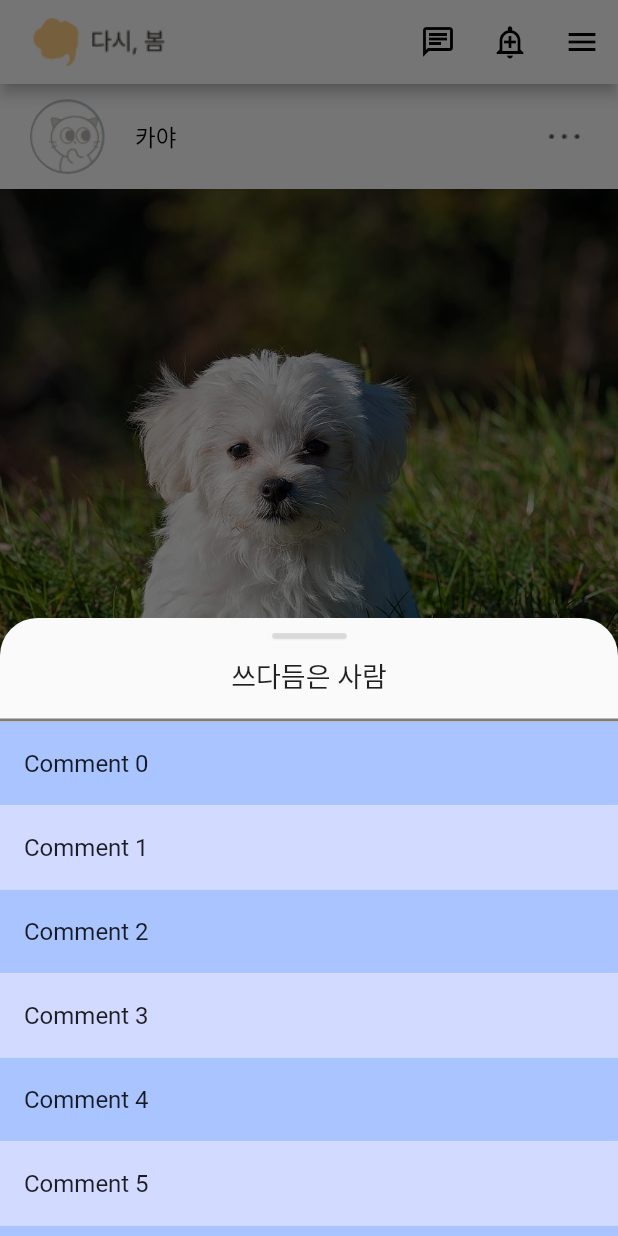
After one commit to dasi-bom/dasi-bom-client, a Flutter app: the Seeing screen opened directly, after a tap on "123번 쓰다듬받았어요!", on a phone screen of 412 x 824 dp. The commit adds this screen. Run offline on Flutter 3.47's test engine with Material 2 defaults, Android fonts, the phone set to English and light mode, and no system bars; drawn by our look-alikes of carousel_slider, expandable_text, like_button; our stand-ins replace chips_choice, confetti, dio, dotted_border, flutter_dotenv, flutter_secure_storage and 7 more; missing offline and left inert: dart:ffi, flutter_naver_login, flutter_web_auth, kakao_flutter_sdk, remedi_kopo; accounts and stored records are empty.

Commit message:
#28 feat: 일기보기 레이아웃 구현

```diff
--- /dev/null
+++ b/lib/SeeingPage.dart
@@ -0,0 +1,555 @@
+import 'dart:io';
+import 'package:carousel_slider/carousel_slider.dart';
+import 'package:dio/dio.dart';
+import 'package:expandable_text/expandable_text.dart';
+import 'package:flutter/cupertino.dart';
+import 'package:flutter/foundation.dart';
+import 'package:flutter/material.dart';
+import 'package:flutter/services.dart';
+import 'package:like_button/like_button.dart';
+import 'package:smooth_page_indicator/smooth_page_indicator.dart';
+
+class Seeing extends StatefulWidget {
+  // 서버에서 정보 받아올 때 변수 선언
+  // final String userImage;
+  // final String userName;
+  // final List<String> images;
+  // final int countLikes; // 좋아요 수
+  // final int countComment; //댓글 수
+  // const Feed(
+  //     {super.key,
+  //       required this.userImage,
+  //       required this.userName,
+  //       required this.images,
+  //       required this.countLikes,
+  //       required this.countComment});
+
+  const Seeing({Key? key}) : super(key: key);
+
+  @override
+  State<Seeing> createState() => _SeeingState();
+}
+
+class _SeeingState extends State<Seeing> {
+  // 일기 이미지 인덱스
+  int _current = 0;
+
+  final GlobalKey commentsHeaderKey = GlobalKey();
+  double commentsHeaderHeight = 0;
+
+  @override
+  void initState() {
+    super.initState();
+
+    WidgetsBinding.instance.addPostFrameCallback((_) {
+      // Sets initial size of comments bottom sheet. Thanks to it users always see just a header of the bottom sheet at the beginning.
+      final double currentCommentsHeaderHeight =
+          commentsHeaderKey.currentContext?.size?.height ?? 0;
+      if (currentCommentsHeaderHeight != commentsHeaderHeight) {
+        setState(() {
+          commentsHeaderHeight = currentCommentsHeaderHeight;
+        });
+      }
+    });
+  }
+
+  @override
+  Widget build(BuildContext context) {
+    final GlobalKey<ScaffoldState> scaffoldKey = GlobalKey<ScaffoldState>();
+
+    return SafeArea(
+      key: scaffoldKey,
+      child: Scaffold(
+        // 상단 앱 바
+        appBar: AppBar(
+          backgroundColor: Colors.white,
+          title: Image.asset('assets/ic_barlogo.png', width: 100, height: 100),
+          automaticallyImplyLeading: false, // appbar 뒤로가기 버튼 숨김
+          actions: <Widget>[
+            // actions 프로퍼티에는 어떠한 위젯도 리스트로 배치 가능
+            IconButton(
+              // 채팅 버튼
+              onPressed: () {},
+              icon: Icon(Icons.chat_outlined),
+              color: Colors.black,
+            ),
+            IconButton(
+              // 알림 버튼
+              onPressed: () {},
+              icon: Icon(Icons.add_alert_outlined),
+              color: Colors.black,
+            ),
+            IconButton(
+              // 햄버거 메뉴 버튼
+              onPressed: () {
+                scaffoldKey.currentState?.openEndDrawer();
+              },
+              icon: Icon(Icons.menu),
+              color: Colors.black,
+            ),
+          ],
+        ),
+        backgroundColor: Colors.white,
+        // 하단 내비게이션 바
+        bottomNavigationBar: BottomNavigationBar(
+          backgroundColor: Colors.white,
+          selectedItemColor: Colors.orangeAccent,
+          unselectedItemColor: Colors.black,
+          onTap: (index) {
+            setState(() {});
+          },
+          // 선택된 인덱스
+          items: <BottomNavigationBarItem>[
+            BottomNavigationBarItem(
+              // 하단 탭 아이템리스트 선언
+              label: '',
+              icon: Icon(Icons.home_outlined),
+            ),
+            BottomNavigationBarItem(
+              label: '',
+              icon: Icon(Icons.border_color_outlined),
+            ),
+            BottomNavigationBarItem(
+              label: '',
+              icon: Icon(Icons.people_outline),
+            ),
+            BottomNavigationBarItem(
+              label: '',
+              icon: Icon(Icons.account_circle_outlined),
+            ),
+          ],
+        ),
+        body: SingleChildScrollView(
+          child: Column(
+            children: [
+              _header(), // 사용자 정보
+              _images(), // 일기 사진
+              _comment(), // 일기 내용
+              _options(), // 댓글, 쓰다듬기, 공유하기
+            ],
+          ),
+        ),
+      ),
+    );
+  }
+
+  Widget _header() {
+    return Row(
+      mainAxisAlignment: MainAxisAlignment.spaceBetween,
+      children: [
+        //두개의 위젯을 서로 붙이려면 Row 내부에서 Row로 묶으면 됨.
+        Row(
+          mainAxisAlignment: MainAxisAlignment.spaceBetween,
+          children: [
+            // 프로필 사진
+            Padding(
+              padding: const EdgeInsets.symmetric(horizontal: 20, vertical: 10),
+              child: CircleAvatar(
+                radius: 25,
+                backgroundImage: AssetImage('assets/user1.png'),
+              ),
+            ),
+            // 프로필 이름
+            Padding(
+              padding: const EdgeInsets.all(0),
+              child: Text(
+                '카야',
+                style: const TextStyle(
+                    color: Colors.black,
+                    fontSize: 15,
+                    fontWeight: FontWeight.w500),
+              ),
+            )
+          ],
+        ),
+        // 더보기 버튼
+        Padding(
+          padding: const EdgeInsets.symmetric(horizontal: 20),
+          child: GestureDetector(
+            child: Image.asset('assets/ic_more.png'),
+            onTap: () {
+              _moreBottomSheet();
+            },
+          ),
+        ),
+      ],
+    );
+  }
+
+  Widget _images() {
+    return CarouselSlider.builder(
+      //이미지 갯수
+        itemCount: 1,
+        //   itemCount: widget.images.length,
+        //이미지 빌더
+        itemBuilder: (context, index, realIndex) {
+          return Container(
+            color: Colors.black,
+            width: 500,
+            height: 500,
+            child: Image.asset(
+              'assets/dog.jpg',
+              fit: BoxFit.cover,
+            ),
+            // child: CachedNetworkImage(
+            //   //인덱스에 해당하는 이미지 로드
+            //   imageUrl: widget.images[index],
+            //   fit: BoxFit.cover,
+            // ),
+          );
+        },
+        // carousel_slider 옵션 정의
+        options: CarouselOptions(
+          //무한대로 스크롤 되는 지
+          enableInfiniteScroll: true,
+          //가로세로 비율 정의
+          aspectRatio: 1,
+          //Fraction 비율 정의
+          viewportFraction: 1,
+          onPageChanged: (index, reason) {
+            setState(() {
+              //인덱스 갱신
+              _current = index;
+            });
+          },
+        ));
+  }
+
+  Widget _comment() {
+    return Padding(
+      padding: const EdgeInsets.symmetric(horizontal: 10),
+      child: Column(
+        crossAxisAlignment: CrossAxisAlignment.stretch,
+        children: [
+          // 쓰다듬기 count
+          GestureDetector(
+            child: const Padding(
+              padding: EdgeInsets.all(10),
+              child: Text(
+                '123번 쓰다듬받았어요!',
+                // '좋아요 ${widget.countLikes}개',
+                style: TextStyle(fontWeight: FontWeight.bold),
+              ),
+            ),
+            onTap: () {
+              _likeBottomSheet();
+            },
+          ),
+          // 본문 내용
+          const Padding(
+            padding: EdgeInsets.symmetric(horizontal: 10),
+            child: ExpandableText(
+              // 피드 내용
+              '카야랑 오늘은 한강을 따라 산책을 갔다.\n흙냄새가 좋은지..마구 달리던 카야\n너무 귀여웠다.\n오늘의 산책 완료!',
+              expandText: '더보기', //더보기 글자
+              linkColor: Colors.grey, //더보기 글자 색 지정
+              prefixText: '글린다', // 작성자의 이름
+              // 작성자의 이름 스타일
+              prefixStyle: TextStyle(fontSize: 13, fontWeight: FontWeight.bold),
+            ),
+          ),
+          // 챌린지 주제
+          const Padding(
+            padding: EdgeInsets.symmetric(horizontal: 10, vertical: 15),
+            child: Text(
+              '[챌린지] 날도 좋은데, 기분 좋은 산책 일기',
+              style: TextStyle(color: Colors.grey),
+            ),
+          ),
+        ],
+      ),
+    );
+  }
+
+  Widget _options() {
+    const int numberOfLikes = 0;
+
+    return Row(
+      mainAxisAlignment: MainAxisAlignment.spaceBetween,
+      children: [
+        Row(
+          children: [
+            // 쓰다듬기
+            Padding(
+              padding: const EdgeInsets.only(left: 25, right: 10),
+              child: GestureDetector(
+                child: LikeButton(
+                  size: 33,
+                  animationDuration: Duration(milliseconds: 1000),
+                  likeCount: numberOfLikes,
+                  countPostion: CountPostion.right,
+                  likeBuilder: (isTapped) {
+                    return Image.asset('assets/ic_like.png',
+                        color: isTapped ? Colors.red : Colors.black);
+                  },
+                ),
+              ),
+            ),
+            // 댓글
+            Padding(
+              padding: const EdgeInsets.only(left: 10, right: 10),
+              child: GestureDetector(
+                child: Image.asset('assets/ic_comment.png'),
+                onTap: () {
+                  _commentBottomSheet();
+                },
+              ),
+            ),
+            const Text(
+              '(10)',
+            ),
+          ],
+        ),
+        Row(
+          children: [
+            // 공유하기
+            Padding(
+              padding: const EdgeInsets.symmetric(horizontal: 20, vertical: 10),
+              child: GestureDetector(
+                child: Image.asset('assets/ic_share.png'),
+              ),
+            ),
+          ],
+        ),
+      ],
+    );
+  }
+
+  // 더보기 버튼 확장 메뉴
+  _moreBottomSheet() {
+    return showModalBottomSheet(
+      context: context,
+      shape: const RoundedRectangleBorder(
+        borderRadius: BorderRadius.vertical(
+          top: Radius.circular(20),
+        ),
+      ),
+      builder: (context) {
+        return Column(
+          mainAxisSize: MainAxisSize.min,
+          children: [
+            const SizedBox(
+              height: 20,
+            ),
+            SizedBox(
+              height: 50,
+              width: 350,
+              child: OutlinedButton(
+                style: ButtonStyle(
+                    side: MaterialStateProperty.all(const BorderSide(
+                        color: Colors.black,
+                        width: 1,
+                        style: BorderStyle.solid))),
+                onPressed: () => {},
+                child: Image.asset('assets/ic_edit.png'),
+              ),
+            ),
+            const SizedBox(
+              height: 10,
+            ),
+            SizedBox(
+              height: 50,
+              width: 350,
+              child: OutlinedButton(
+                style: ButtonStyle(
+                    side: MaterialStateProperty.all(const BorderSide(
+                        color: Colors.black,
+                        width: 1,
+                        style: BorderStyle.solid))),
+                onPressed: () => {},
+                child: Image.asset('assets/ic_delete.png'),
+              ),
+            ),
+            const SizedBox(
+              height: 20,
+            ),
+          ],
+        );
+      },
+    );
+  }
+
+  // 쓰다듬기 bottomsheet
+  _likeBottomSheet() {
+    return showModalBottomSheet<dynamic>(
+      isScrollControlled: true,
+      context: context,
+      shape: const RoundedRectangleBorder(
+        borderRadius: BorderRadius.vertical(
+          top: Radius.circular(25),
+        ),
+      ),
+      builder: (context) {
+        return DraggableScrollableSheet(
+          expand: false,
+          initialChildSize: 0.5,
+          minChildSize: 0.1,
+          maxChildSize: 0.9,
+          builder: (context, scrollController) {
+            return Column(
+              mainAxisAlignment: MainAxisAlignment.start,
+              children: [
+                _LikesHeader(
+                    key: commentsHeaderKey, scrollController: scrollController),
+                Expanded(
+                  child: ListView.builder(
+                    padding: EdgeInsets.zero,
+                    itemCount: 30,
+                    itemBuilder: (context, index) => Container(
+                      color: index % 2 == 0
+                          ? const Color(0xffAAC4FF)
+                          : const Color(0xffD2DAFF),
+                      child: ListTile(title: Text('Comment $index')),
+                    ),
+                  ),
+                )
+              ],
+            );
+          },
+        );
+      },
+    );
+  }
+
+  // 댓글 bottomsheet
+  _commentBottomSheet() {
+    return showModalBottomSheet<dynamic>(
+      isScrollControlled: true,
+      context: context,
+      shape: const RoundedRectangleBorder(
+        borderRadius: BorderRadius.vertical(
+          top: Radius.circular(25),
+        ),
+      ),
+      builder: (context) {
+        return DraggableScrollableSheet(
+          expand: false,
+          initialChildSize: 0.5,
+          minChildSize: 0.5,
+          maxChildSize: 0.9,
+          builder: (context, scrollController) {
+            return Column(
+              mainAxisAlignment: MainAxisAlignment.start,
+              children: [
+                _CommentsHeader(
+                    key: commentsHeaderKey, scrollController: scrollController),
+                Expanded(
+                  child: ListView.builder(
+                    padding: EdgeInsets.zero,
+                    itemCount: 30,
+                    itemBuilder: (context, index) => Container(
+                      color: index % 2 == 0
+                          ? const Color(0xffAAC4FF)
+                          : const Color(0xffD2DAFF),
+                      child: ListTile(title: Text('Comment $index')),
+                    ),
+                  ),
+                ),
+                // 댓글 달기 영역
+                Row(
+                  children: [
+                    const Padding(
+                      padding:
+                      EdgeInsets.symmetric(horizontal: 10, vertical: 15),
+                      child: CircleAvatar(
+                        radius: 15,
+                        backgroundImage: AssetImage('assets/user2.png'),
+                      ),
+                      // child: ImageAvatar(
+                      //   url:
+                      //   'https://encrypted-tbn0.gstatic.com/images?q=tbn:ANd9GcTnnnObTCNg1QJoEd9Krwl3kSUnPYTZrxb5Ig&usqp=CAU',
+                      //   type: AvatarType.BASIC,
+                      // ),
+                    ),
+                    SizedBox(
+                      width: MediaQuery.of(context).size.width / 1.4,
+                      child: GestureDetector(
+                        // onTap: showCommentModal,
+                        child: const Text(
+                          '댓글 달기...',
+                          style: TextStyle(color: Colors.grey),
+                        ),
+                      ),
+                    ),
+                    IconButton(
+                      // 알림 버튼
+                      onPressed: () {},
+                      icon: Icon(Icons.arrow_upward),
+                      color: Colors.black,
+                    ),
+                  ],
+                ),
+              ],
+            );
+          },
+        );
+      },
+    );
+  }
+}
+
+// 쓰다듬기
+class _LikesHeader extends StatelessWidget {
+  const _LikesHeader({
+    Key? key,
+    required this.scrollController,
+  }) : super(key: key);
+
+  final ScrollController scrollController;
+
+  @override
+  Widget build(BuildContext context) {
+    return SingleChildScrollView(
+      physics: const ClampingScrollPhysics(),
+      controller: scrollController,
+      child: Column(
+        mainAxisAlignment: MainAxisAlignment.start,
+        children: [
+          const SizedBox(height: 10),
+          Image.asset('assets/ic_bottomsheetbar.png'),
+          const SizedBox(height: 10),
+          const Text(
+            '쓰다듬은 사람',
+            style: TextStyle(fontSize: 18),
+          ),
+          const SizedBox(height: 15),
+          Divider(
+              color: Colors.black.withOpacity(0.5), height: 2, thickness: 2),
+        ],
+      ),
+    );
+  }
+}
+
+// 댓글
+class _CommentsHeader extends StatelessWidget {
+  const _CommentsHeader({
+    Key? key,
+    required this.scrollController,
+  }) : super(key: key);
+
+  final ScrollController scrollController;
+
+  @override
+  Widget build(BuildContext context) {
+    return SingleChildScrollView(
+      physics: const ClampingScrollPhysics(),
+      controller: scrollController,
+      child: Column(
+        mainAxisAlignment: MainAxisAlignment.start,
+        children: [
+          const SizedBox(height: 10),
+          Image.asset('assets/ic_bottomsheetbar.png'),
+          const SizedBox(height: 10),
+          const Text(
+            '댓글',
+            style: TextStyle(fontSize: 18),
+          ),
+          const SizedBox(height: 15),
+          Divider(
+              color: Colors.black.withOpacity(0.5), height: 2, thickness: 2),
+        ],
+      ),
+    );
+  }
+}
--- a/lib/WritingPage.dart
+++ b/lib/WritingPage.dart
@@ -1,4 +1,5 @@
 import 'dart:io';
+import 'package:dasi_bom_client/SeeingPage.dart';
 import 'package:dio/dio.dart';
 import 'package:dotted_border/dotted_border.dart';
 import 'package:flutter/cupertino.dart';
@@ -542,7 +543,7 @@ class _WritingState extends State<Writing> {
   // 페이지 전환 애니메이션
   Route _createRoute() {
     return PageRouteBuilder(
-      pageBuilder: (context, animation, secondaryAnimation) => const MainPage(),
+      pageBuilder: (context, animation, secondaryAnimation) => const Seeing(),
       transitionsBuilder: (context, animation, secondaryAnimation, child) {
         const begin = Offset(0.0, 10.0);
         const end = Offset.zero;
--- a/pubspec.yaml
+++ b/pubspec.yaml
@@ -51,6 +51,9 @@ dependencies:
   flutter_web_auth: ^0.5.0
   flutter_secure_storage: ^8.0.0
   flutter_dotenv: ^5.1.0
+  expandable_text:
+  get:
+  like_button:
 
 flutter_native_splash:
   android: true
```
Also changed, not shown: lib/MainPage.dart (+28 -14 lines), assets/ic_bottomsheetbar.png (added), assets/ic_comment.png (added), assets/ic_delete.png (added), assets/ic_edit.png (added), assets/ic_like.png (added), assets/ic_liketapped.png (added), assets/ic_logo.png (added), assets/ic_more.png (added), assets/ic_share.png (added).
